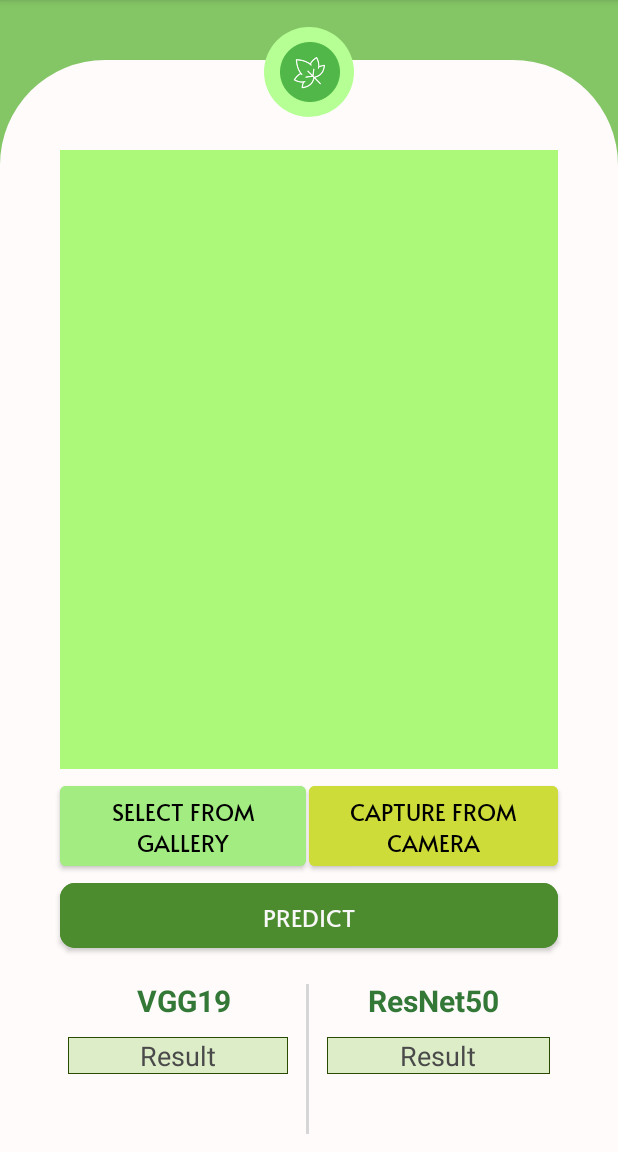
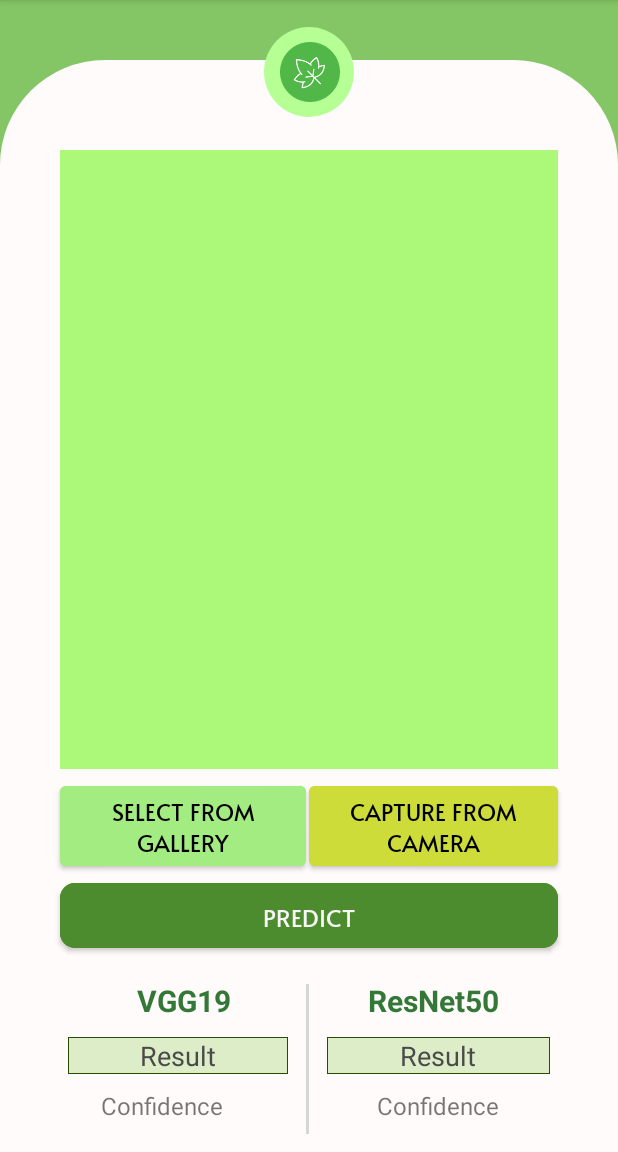
Before and after one commit to kibalias/I-CBB-App, an Android app: the MainActivity screen opened directly, with no data from a screen before it, on a phone screen of 412 x 824 dp, the part 84-1236 px from its top. Run offline under Robolectric (Android 15) with nearby library versions, the phone set to English and light mode, and no system bars; our stand-ins replace Room's generated code; libraries missing offline, so code that uses them is left out: com.chaquo.python, org.checkerframework.common, org.tensorflow.lite.

Commit message:
Replaced VGG Model and Added Confidence

```diff
--- a/app/src/main/res/layout/activity_main.xml
+++ b/app/src/main/res/layout/activity_main.xml
@@ -219,4 +219,34 @@
         app:layout_constraintHorizontal_bias="0.501"
         app:layout_constraintStart_toStartOf="@+id/rectangle" />
 
+    <TextView
+        android:id="@+id/vggConfidence"
+        android:layout_width="wrap_content"
+        android:layout_height="wrap_content"
+        android:layout_marginTop="10dp"
+        android:layout_marginEnd="55dp"
+        android:text="Confidence"
+        android:textSize="16sp"
+        app:layout_constraintBottom_toBottomOf="parent"
+        app:layout_constraintEnd_toStartOf="@+id/view"
+        app:layout_constraintHorizontal_bias="1.0"
+        app:layout_constraintStart_toStartOf="parent"
+        app:layout_constraintTop_toBottomOf="@+id/vggResult"
+        app:layout_constraintVertical_bias="0.0" />
+
+    <TextView
+        android:id="@+id/resnetConfidence"
+        android:layout_width="wrap_content"
+        android:layout_height="wrap_content"
+        android:layout_marginStart="45dp"
+        android:layout_marginTop="10dp"
+        android:text="Confidence"
+        android:textSize="16sp"
+        app:layout_constraintBottom_toBottomOf="parent"
+        app:layout_constraintEnd_toEndOf="parent"
+        app:layout_constraintHorizontal_bias="0.0"
+        app:layout_constraintStart_toEndOf="@+id/view"
+        app:layout_constraintTop_toBottomOf="@+id/resnetResult"
+        app:layout_constraintVertical_bias="0" />
+
 </androidx.constraintlayout.widget.ConstraintLayout>
```
Also changed, not shown: app/src/main/java/com/example/bacterial_blight/MainActivity.java (+28 -24 lines).
